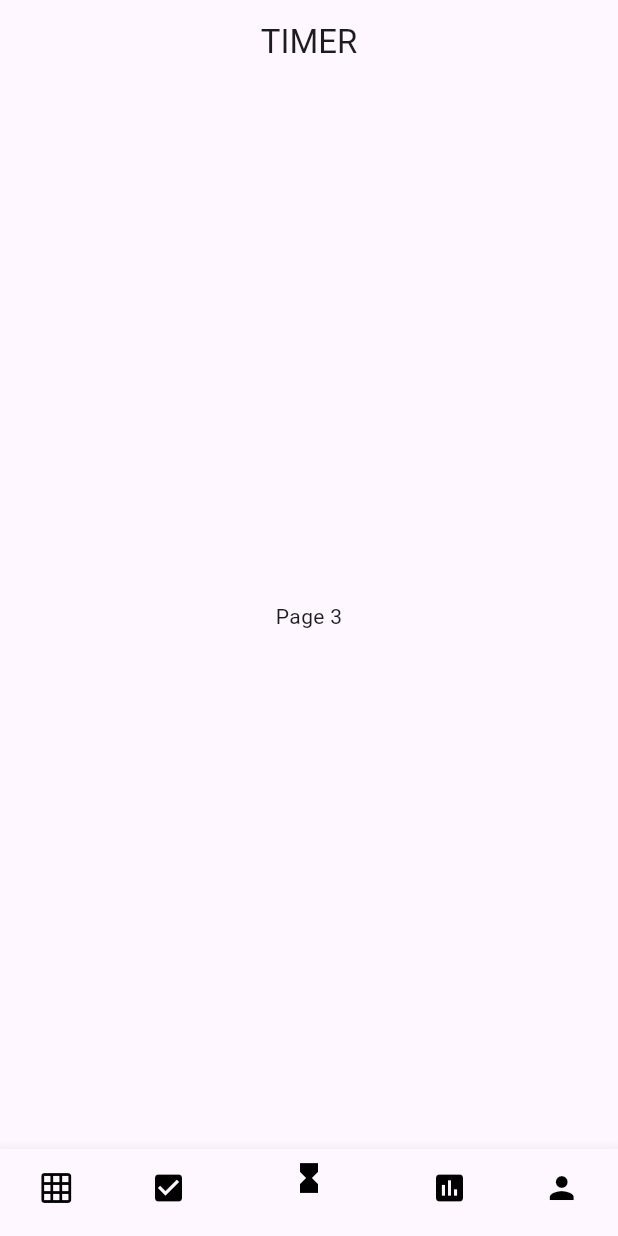
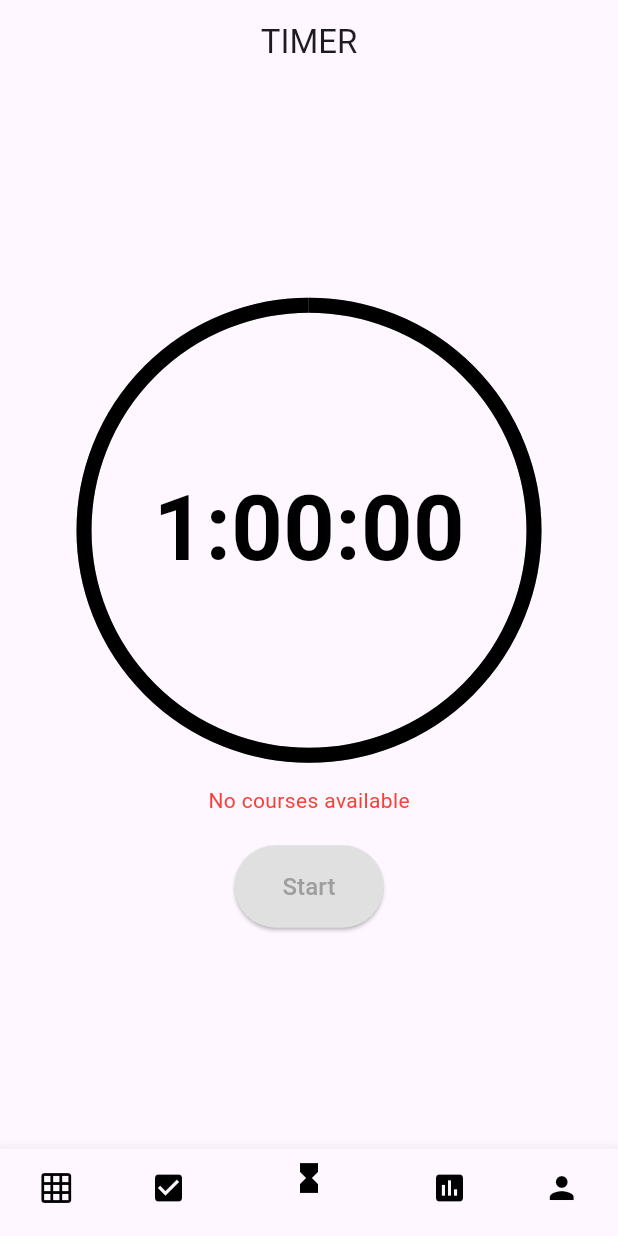
Before and after one commit to kharryhsu9/NTHU_Tracker, a Flutter app: the screen it shows after launch, item 3 of the bottom bar chosen, on a phone screen of 412 x 824 dp. Run offline on Flutter 3.47's test engine with Material 3 defaults, Android fonts, the phone set to English and light mode, and no system bars.

Commit message:
Full interactive checklists and timer, bugs report: there's no period, overflow text in table page

```diff
--- /dev/null
+++ b/lib/Provider/checklists_provider.dart
@@ -0,0 +1,48 @@
+import 'package:flutter/material.dart';
+
+class ChecklistProvider extends ChangeNotifier {
+  final List<ChecklistItem> _checkListItems = [];
+
+  List<ChecklistItem> get checkListItems => _checkListItems;
+
+  List<List<ChecklistItem>> courseCheckLists = [];
+
+  void addCheckListItem(ChecklistItem item) {
+    _checkListItems.add(item);
+    notifyListeners();
+  }
+
+  void removeCheckListItem(ChecklistItem item) {
+    _checkListItems.remove(item);
+    notifyListeners();
+  }
+
+  void editCheckListItem(ChecklistItem item, String newText) {
+    item.title = newText;
+    notifyListeners();
+  }
+
+  void tickbox(bool value, ChecklistItem item) {
+    item.checked = value;
+    notifyListeners();
+  }
+
+  List<ChecklistItem> getChecklistItemsForCourse(String courseName) {
+    List<ChecklistItem> itemsForCourse = [];
+    for (var item in _checkListItems) {
+      if (item.courseName == courseName) {
+        itemsForCourse.add(item);
+      }
+    }
+    return itemsForCourse;
+  }
+}
+
+class ChecklistItem {
+  String title;
+  bool checked;
+  String courseName;
+
+  ChecklistItem(
+      {required this.title, required this.checked, required this.courseName});
+}
--- a/lib/Model/course_provider.dart
+++ b/lib/Provider/course_provider.dart
@@ -14,8 +14,14 @@ class CourseProvider with ChangeNotifier {
 
   final List<DataRow> _rows = [];
 
+  final List<String> _coursename = [];
+
+  final List<String> _timeslots = [];
+
+  List<String> get courseTypeIndex => _courseTypeIndex;
   List<DataRow> get rows => _rows;
-  List<String> get courseTypeIndex => _courseTypeIndex;
+  List<String> get coursename => _coursename;
+  List<String> get timeslots => _timeslots;
 
   void addRow(DataRow newRow) {
     _rows.add(newRow);
@@ -26,4 +32,24 @@ class CourseProvider with ChangeNotifier {
     _rows.removeAt(index);
     notifyListeners();
   }
+
+  void addCourseName(String name) {
+    _coursename.add(name);
+    notifyListeners();
+  }
+
+  void removeCourseName(int index) {
+    _coursename.removeAt(index);
+    notifyListeners();
+  }
+
+  void addTime(String time) {
+    timeslots.add(time);
+    notifyListeners();
+  }
+
+  void removeTime(int index) {
+    timeslots.removeAt(index);
+    notifyListeners();
+  }
 }
--- a/lib/Table Page/new_row.dart
+++ b/lib/Table Page/new_row.dart
@@ -130,7 +130,10 @@ class _NewRowState extends State<NewRow> {
                   width: 10,
                 ),
                 Visibility(
-                  visible: _selectedType == TypeCourse.others ? true : false,
+                  visible: _selectedType == TypeCourse.others &&
+                          _customType.isNotEmpty
+                      ? true
+                      : false,
                   child: Text(
                     ': $_customType',
                     style: const TextStyle(fontSize: 16),
--- /dev/null
+++ b/lib/Timer Page/timer-button.dart
@@ -0,0 +1,27 @@
+import 'package:flutter/material.dart';
+
+class ButtonWidget extends StatelessWidget {
+  final String text;
+  final Color color;
+  final Color background;
+  final VoidCallback onClicked;
+
+  const ButtonWidget({
+    super.key,
+    required this.text,
+    required this.color,
+    required this.background,
+    required this.onClicked,
+  });
+
+  @override
+  Widget build(BuildContext context) {
+    return ElevatedButton(
+      onPressed: onClicked,
+      style: ElevatedButton.styleFrom(
+          backgroundColor: background,
+          padding: const EdgeInsets.symmetric(horizontal: 32, vertical: 16)),
+      child: Text(text, style: TextStyle(fontSize: 16, color: color)),
+    );
+  }
+}
--- /dev/null
+++ b/lib/Timer Page/timer.dart
@@ -0,0 +1,229 @@
+import 'dart:async';
+import 'package:flutter/material.dart';
+import 'package:nthu_tracker/Timer%20Page/timer-button.dart';
+import 'package:nthu_tracker/Provider/course_provider.dart';
+import 'package:provider/provider.dart';
+
+class TimerPage extends StatefulWidget {
+  @override
+  _TimerPageState createState() => _TimerPageState();
+}
+
+class _TimerPageState extends State<TimerPage> {
+  static const maxSeconds = 3600;
+  int seconds = maxSeconds;
+  Timer? timer;
+  bool isPaused = false;
+  String? selectedCourse;
+
+  void startTimer() {
+    timer = Timer.periodic(Duration(milliseconds: 50), (_) {
+      if (!isPaused) {
+        if (seconds > 0) {
+          setState(() {
+            seconds--;
+          });
+        } else {
+          stopTimer(reset: false);
+        }
+      }
+    });
+  }
+
+  void stopTimer({bool reset = true}) {
+    if (reset) {
+      resetTimer();
+    }
+    timer?.cancel();
+  }
+
+  void pauseTimer() {
+    setState(() {
+      isPaused = true;
+    });
+  }
+
+  void continueTimer() {
+    setState(() {
+      isPaused = false;
+    });
+  }
+
+  void resetTimer() {
+    setState(() {
+      seconds = maxSeconds;
+      isPaused = false;
+    });
+  }
+
+  @override
+  void dispose() {
+    if (timer != null && timer!.isActive) {
+      timer!.cancel();
+    }
+    super.dispose();
+  }
+
+  @override
+  Widget build(BuildContext context) {
+    return Consumer<CourseProvider>(
+      builder: (context, courseProvider, _) {
+        List<String> courses = courseProvider.coursename;
+        selectedCourse ??= courses.isNotEmpty ? courses[0] : null;
+        bool coursesAvailable = courses.isNotEmpty;
+        return Center(
+          child: Column(
+            mainAxisAlignment: MainAxisAlignment.center,
+            children: [
+              buildTime(),
+              const SizedBox(
+                height: 20,
+              ),
+              buildDropdownMenu(courses),
+              const SizedBox(
+                height: 20,
+              ),
+              buildButton(coursesAvailable),
+            ],
+          ),
+        );
+      },
+    );
+  }
+
+  Widget buildButton(bool coursesAvailable) {
+    final isRunning = timer == null ? false : timer!.isActive;
+    final bool isFinished = seconds == 0;
+
+    if (!coursesAvailable || isFinished) {
+      return ButtonWidget(
+        text: 'Start',
+        color: Colors.grey,
+        background: Colors.grey[300]!,
+        onClicked: () {
+          if (coursesAvailable) {
+            startTimer();
+          }
+        },
+      );
+    }
+
+    if (isRunning) {
+      if (isPaused) {
+        return Row(
+          mainAxisAlignment: MainAxisAlignment.center,
+          children: [
+            ButtonWidget(
+              text: 'Resume',
+              color: Colors.white,
+              background: Colors.black,
+              onClicked: () {
+                continueTimer();
+              },
+            ),
+            const SizedBox(
+              width: 10,
+            ),
+            ButtonWidget(
+              text: 'Cancel',
+              color: Colors.white,
+              background: Colors.black,
+              onClicked: () {
+                stopTimer();
+              },
+            ),
+          ],
+        );
+      } else {
+        return Row(
+          mainAxisAlignment: MainAxisAlignment.center,
+          children: [
+            ButtonWidget(
+              text: 'Pause',
+              color: Colors.white,
+              background: Colors.black,
+              onClicked: () {
+                pauseTimer();
+              },
+            ),
+            const SizedBox(
+              width: 10,
+            ),
+            ButtonWidget(
+              text: 'Cancel',
+              color: Colors.white,
+              background: Colors.black,
+              onClicked: () {
+                stopTimer();
+              },
+            ),
+          ],
+        );
+      }
+    } else {
+      return ButtonWidget(
+        text: 'Start',
+        color: Colors.white,
+        background: Colors.black,
+        onClicked: () {
+          startTimer();
+        },
+      );
+    }
+  }
+
+  Widget buildDropdownMenu(List<String> courses) {
+    // Change the parameter type
+    if (courses.isEmpty) {
+      return const Text(
+        'No courses available',
+        style: TextStyle(color: Colors.red), // Customize the style as needed
+      );
+    } else {
+      return DropdownButton<String>(
+        value: selectedCourse,
+        items: courses.map<DropdownMenuItem<String>>((String value) {
+          return DropdownMenuItem<String>(
+            value: value,
+            child: Text(value),
+          );
+        }).toList(),
+        onChanged: (newValue) {
+          setState(() {
+            selectedCourse = newValue;
+          });
+        },
+      );
+    }
+  }
+
+  Widget buildTime() {
+    int hours = seconds ~/ 3600;
+    int minutes = (seconds ~/ 60) % 60;
+    int remainingSeconds = seconds % 60;
+
+    return Stack(
+      alignment: Alignment.center,
+      children: [
+        Text(
+          '$hours:${minutes.toString().padLeft(2, '0')}:${remainingSeconds.toString().padLeft(2, '0')}',
+          style: const TextStyle(
+            fontWeight: FontWeight.bold,
+            color: Colors.black,
+            fontSize: 60,
+          ),
+        ),
+        SizedBox(
+          width: 300, // Adjust the width as needed
+          height: 300, // Adjust the height as needed
+          child: CircularProgressIndicator(
+            value: seconds / maxSeconds,
+            backgroundColor: Colors.grey,
+            valueColor: const AlwaysStoppedAnimation<Color>(Colors.black),
+            strokeWidth: 10,
+          ),
+        ),
+      ],
+    );
+  }
+}
--- a/lib/main.dart
+++ b/lib/main.dart
@@ -1,6 +1,7 @@
 import 'package:flutter/material.dart';
-import 'package:nthu_tracker/Model/course_provider.dart';
-import 'package:nthu_tracker/Table%20Page/main_page.dart';
+import 'package:nthu_tracker/Provider/course_provider.dart';
+import 'package:nthu_tracker/Provider/checklists_provider.dart';
+import 'package:nthu_tracker/main_page.dart';
 import 'package:provider/provider.dart';
 
 void main() {
@@ -11,8 +12,11 @@
   const MyApp({super.key});
   @override
   Widget build(BuildContext context) {
-    return ChangeNotifierProvider(
-      create: (context) => CourseProvider(),
+    return MultiProvider(
+      providers: [
+        ChangeNotifierProvider(create: (context) => CourseProvider()),
+        ChangeNotifierProvider(create: (context) => ChecklistProvider()),
+      ],
       child: MaterialApp(
         theme: ThemeData(
           primarySwatch: Colors.blue,
--- a/lib/Table Page/main_page.dart
+++ b/lib/main_page.dart
@@ -1,6 +1,8 @@
 import 'package:flutter/material.dart';
+import 'package:nthu_tracker/Check%20Lists%20Page/checklists.dart';
 import 'package:nthu_tracker/Table%20Page/overview.dart';
 import 'package:nthu_tracker/Table%20Page/table.dart';
+import 'package:nthu_tracker/Timer%20Page/timer.dart';
 
 class MainPage extends StatefulWidget {
   const MainPage({super.key});
@@ -23,7 +25,7 @@ class _MainPageState extends State<MainPage> {
   final List<Widget> _pages = [
     Page1(),
     const Page2(),
-    const Page3(),
+    Page3(),
     const Page4(),
     const Page5(),
   ];
@@ -185,15 +187,12 @@ class _Page1State extends State<Page1> {
           ),
         ),
         Expanded(
-          child: PageStorage(
-            bucket: PageStorageBucket(),
-            child: IndexedStack(
-              index: current,
-              children: [
-                CourseTable(key: PageStorageKey('Page1')),
-                CourseOverview(),
-              ],
-            ),
+          child: IndexedStack(
+            index: current,
+            children: [
+              CourseTable(),
+              CourseOverview(),
+            ],
           ),
         ),
       ],
@@ -206,20 +205,21 @@ class Page2 extends StatelessWidget {
 
   @override
   Widget build(BuildContext context) {
-    return const Center(
-      child: Text('Page 2'),
-    );
+    return CheckListPage();
   }
 }
 
-class Page3 extends StatelessWidget {
-  const Page3({Key? key});
+class Page3 extends StatefulWidget {
+  Page3({Key? key});
 
   @override
+  State<Page3> createState() => _Page3State();
+}
+
+class _Page3State extends State<Page3> {
+  @override
   Widget build(BuildContext context) {
-    return const Center(
-      child: Text('Page 3'),
-    );
+    return TimerPage();
   }
 }
 
```
Also changed, not shown: lib/Check Lists Page/checklists.dart (added, +136 -0 lines), lib/Table Page/table.dart (+11 -11 lines).
